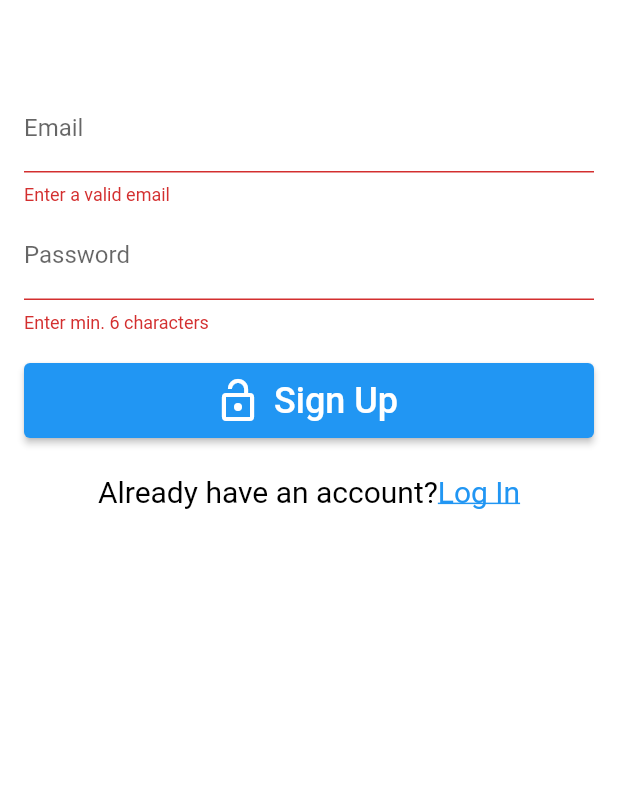
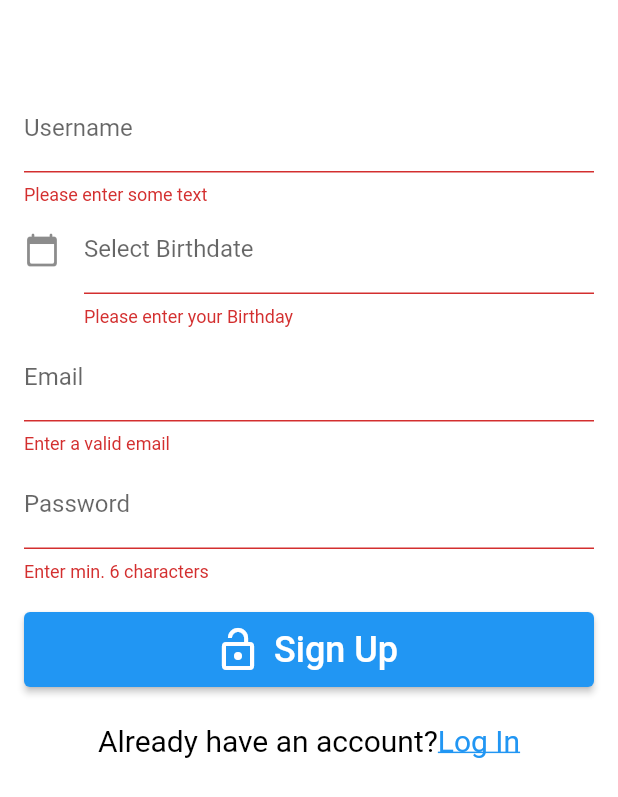
Before and after one commit to Mentalo158/Chat-app, a Flutter app: the SignUpWidget widget shown alone on an empty page, opened directly with empty values, after a tap on "Sign Up", on a phone screen of 412 x 824 dp. Shown: the top 797 px of the screen. Run offline on Flutter 3.47's test engine with Material 2 defaults, Android fonts, the phone set to English and light mode, and no system bars; our stand-ins replace cloud_firestore, email_validator, firebase_auth, firebase_core; accounts and stored records are empty; network calls fail.

```diff
--- a/lib/screens/login/SignUpWidget.dart
+++ b/lib/screens/login/SignUpWidget.dart
@@ -1,4 +1,3 @@
-import 'package:cloud_firestore/cloud_firestore.dart';
 import 'package:firebase_auth/firebase_auth.dart';
 import 'package:flutter/material.dart';
 import 'package:flutter/gestures.dart';
@@ -6,7 +5,10 @@ import 'package:flutter_course/main.dart';
 import 'package:email_validator/email_validator.dart';
 import 'package:flutter_course/screens/login/Utils.dart';
 import 'package:flutter_course/screens/models/User.dart';
+import 'package:cloud_firestore/cloud_firestore.dart';
 import 'dart:convert';
+
+import 'package:intl/intl.dart';
 
 class SignUpWidget extends StatefulWidget {
   final Function() onClickedSignIn;
@@ -24,11 +26,15 @@ class _SignUpWidgetState extends State<SignUpWidget> {
   final formKey = GlobalKey<FormState>();
   final emailController = TextEditingController();
   final passwordController = TextEditingController();
+  final usernameController = TextEditingController();
+  final dateController = TextEditingController();
 
   @override
   void dispose() {
     emailController.dispose();
     passwordController.dispose();
+    usernameController.dispose();
+    dateController.dispose();
 
     super.dispose();
   }
@@ -42,6 +48,49 @@ class _SignUpWidgetState extends State<SignUpWidget> {
             mainAxisAlignment: MainAxisAlignment.center,
             children: [
               const SizedBox(height: 40),
+              TextFormField(
+                controller: usernameController,
+                cursorColor: Colors.white,
+                textInputAction: TextInputAction.done,
+                autovalidateMode: AutovalidateMode.onUserInteraction,
+                decoration: const InputDecoration(labelText: 'Username'),
+                //TODO Change expression look
+                validator: (value) {
+                  if (value == null || value.isEmpty) {
+                    return 'Please enter some text';
+                  } else {
+                    return null;
+                  }
+                },
+              ),
+              TextFormField(
+                controller: dateController,
+                decoration: const InputDecoration(
+                    icon: Icon(Icons.calendar_today_rounded),
+                    labelText: "Select Birthdate"),
+                onTap: () async {
+                  DateTime? pickedDate = await showDatePicker(
+                    context: context,
+                    initialDate: DateTime.now(),
+                    firstDate: DateTime(1950),
+                    lastDate: DateTime.now(),
+                  );
+                  if (pickedDate != null) {
+                    setState(() {
+                      dateController.text =
+                          DateFormat('yyyy-MM-dd').format(pickedDate);
+                    });
+                  }
+                },
+                validator: (value) {
+                  if (value == null || value.isEmpty) {
+                    return 'Please enter your Birthday';
+                  } else {
+                    return null;
+                  }
+                },
+              ),
+              SizedBox(height: 4),
               TextFormField(
                 controller: emailController,
                 cursorColor: Colors.white,
@@ -111,19 +160,30 @@ class _SignUpWidgetState extends State<SignUpWidget> {
         child: CircularProgressIndicator(),
       ),
     );
-
     try {
       await FirebaseAuth.instance
           .createUserWithEmailAndPassword(
+        email: emailController.text.trim(),
+        password: passwordController.text.trim(),
+      )
+          .then((value) async {
+        try {
+          final documentUser = FirebaseFirestore.instance
+              .collection('users')
+              .doc(value.user?.uid);
+
+          final user = MyUser(
+            username: usernameController.text.trim(),
             email: emailController.text.trim(),
-            password: passwordController.text.trim(),
-          )
-          .then(
-            (firebaseUser) => FirebaseFirestore.instance
-                .collection('users')
-                .doc(firebaseUser.user?.uid)
-                .set({'email': firebaseUser.user?.email}),
+            birthday: DateTime.parse(dateController.text.trim()),
           );
+          final json = user.toJson();
+
+          await documentUser.set(json);
+        } on FirebaseFirestore catch (e) {
+          print(e);
+        }
+      });
     } on FirebaseAuthException catch (e) {
       // ignore: avoid_print
       print(e);
@@ -133,11 +193,36 @@ class _SignUpWidgetState extends State<SignUpWidget> {
 
     navigatorKey.currentState!.popUntil((route) => route.isFirst);
   }
+
+  //   Future createUser() async {
+  //     final documentUser =
+  //         FirebaseFirestore.instance.collection('users').doc(firebaseUser.user?.uid);
+
+  //     final user = MyUser(
+  //       username: usernameController.text.trim(),
+  //     );
+  //     final json = user.toJson();
+
+  //     await documentUser.set(json);
+  // }
 }
 
 
+
+
+//       final user = MyUser(
+//       username: usernameController.text.trim(),
+//       );
+//       final json = user.toJson();
+
+//       await documentUser.set(json);
 // .then((firebaseUser) => FirebaseFirestore.instance
 //                   .collection('User')
 //                   .doc(firebaseUser.user?.uid)
 //                   .set({
 //                 "email": firebaseUser.user?.email,
+
+//  => FirebaseFirestore.instance
+//                 .collection('users')
+//                 .doc(firebaseUser.user?.uid)
+//                 .set({'email': firebaseUser.user?.email}),
--- a/lib/screens/login/VerifyEmailScreen.dart
+++ b/lib/screens/login/VerifyEmailScreen.dart
@@ -3,7 +3,6 @@ import 'package:firebase_auth/firebase_auth.dart';
 import 'package:flutter/material.dart';
 import 'package:flutter_course/HomeScreen.dart';
 import 'package:flutter_course/screens/login/Utils.dart';
-import 'package:flutter_course/screens/setProfile/setProfile.dart';
 
 class VerifyEmailScreen extends StatefulWidget {
   const VerifyEmailScreen({super.key});
@@ -66,7 +65,7 @@ class _VerifyEmailScreenState extends State<VerifyEmailScreen> {
 
   @override
   Widget build(BuildContext context) => isEmailVerified
-      ? setProfile()
+      ? const HomeScreen()
       : Scaffold(
           appBar: AppBar(
             title: const Text('Verify Email'),
--- a/lib/screens/models/User.dart
+++ b/lib/screens/models/User.dart
@@ -1,11 +1,23 @@
 class MyUser {
   final String username;
+  final String email;
+  final DateTime birthday;
+  String profileImagePath;
+  String profileBannerPath;
 
   MyUser({
     required this.username,
+    required this.email,
+    required this.birthday,
+    this.profileImagePath = '',
+    this.profileBannerPath = '',
   });
 
   Map<String, dynamic> toJson() => {
         'username': username,
+        'email': email,
+        'birthday': birthday,
+        'profileImagePath': profileImagePath,
+        'profileBannerPath': profileBannerPath,
       };
 }
```
Also changed, not shown: lib/screens/setProfile/setProfile.dart (deleted, +0 -108 lines).
